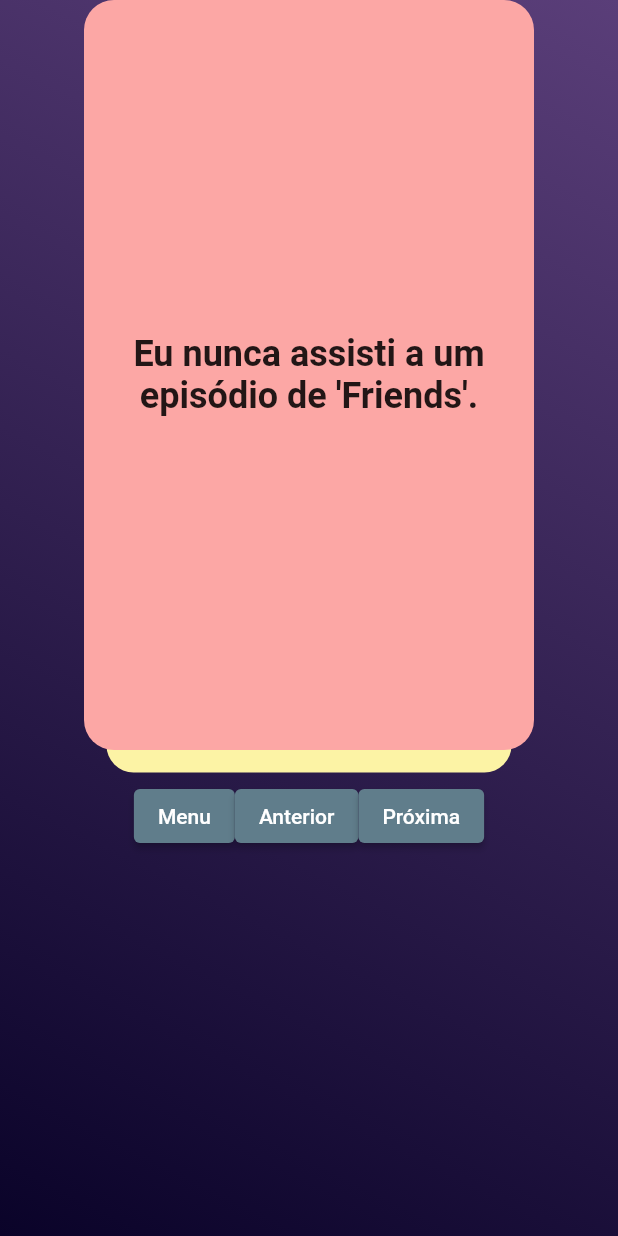
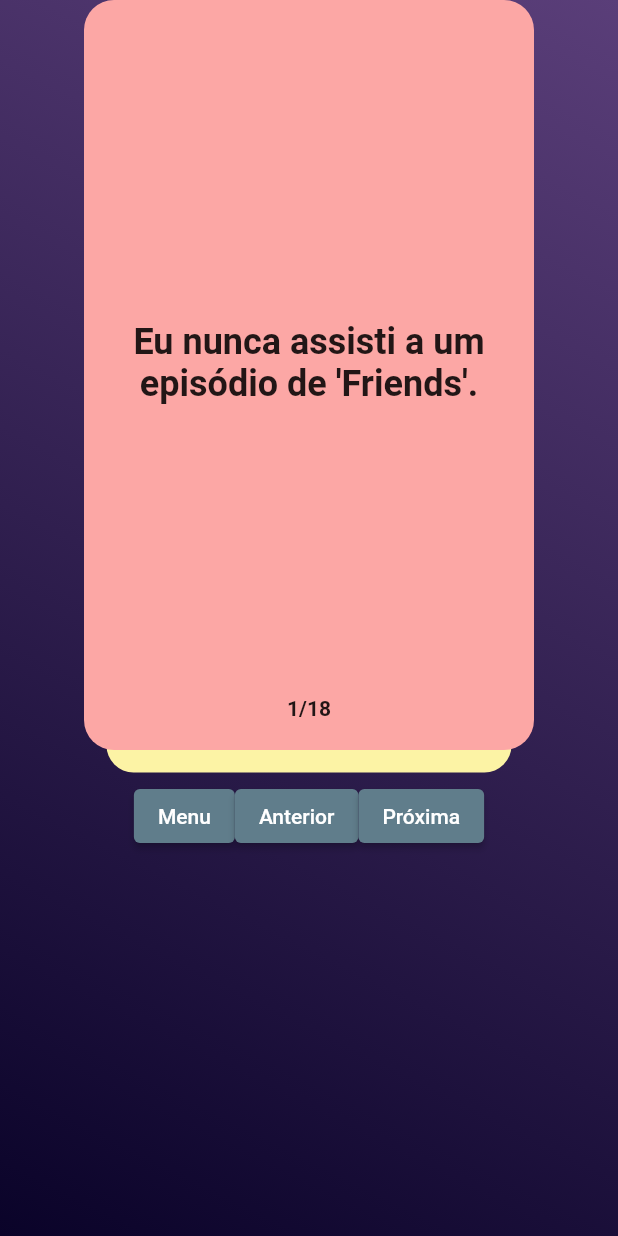
Before and after one commit to allmonty/eu-nunca, a Flutter app: the screen it shows after launch, after a tap on "Leves", on a phone screen of 412 x 824 dp. Run offline on Flutter 3.47's test engine with Material 2 defaults, Android fonts, the phone set to English and light mode, and no system bars; drawn by our look-alikes of appinio_swiper, auto_size_text; generated files the repository leaves out were written again.

Commit message:
add card counter

```diff
--- a/lib/game.dart
+++ b/lib/game.dart
@@ -62,8 +62,11 @@
                               borderRadius:
                                   const BorderRadius.all(Radius.circular(20)),
                             ),
-                            child: Center(
-                              child: AutoSizeText(
+                            child: Column(
+                              mainAxisAlignment: MainAxisAlignment.spaceBetween,
+                              children: [
+                                const SizedBox(),
+                                AutoSizeText(
                                   widget.questions[index],
                                   minFontSize: 24,
                                   maxFontSize: 96,
@@ -72,6 +75,16 @@
                                     fontWeight: FontWeight.bold,
                                   ),
                                 ),
+                                AutoSizeText(
+                                  "${index + 1}/${widget.questions.length}",
+                                  minFontSize: 14,
+                                  maxFontSize: 24,
+                                  textAlign: TextAlign.center,
+                                  style: const TextStyle(
+                                    fontWeight: FontWeight.bold,
+                                  ),
+                                ),
+                              ],
                             ),
                           );
                         },
```
Lines whose indentation alone changed are shown as unchanged.
